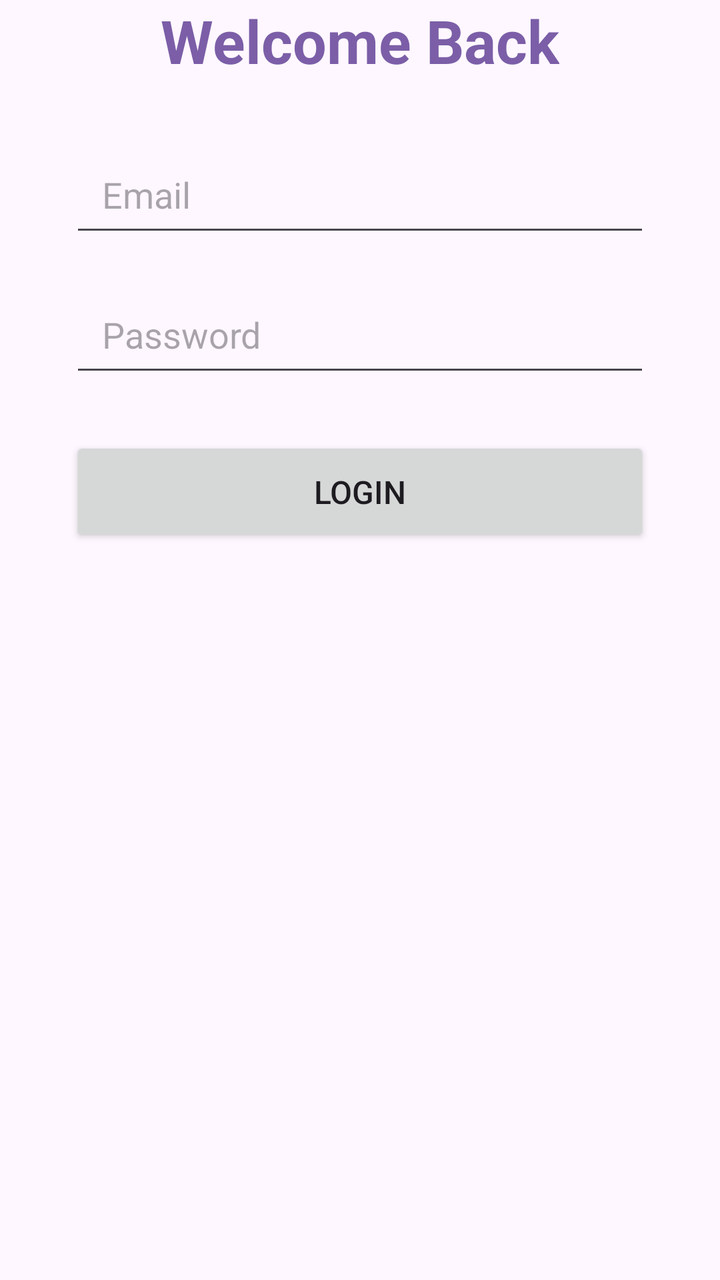
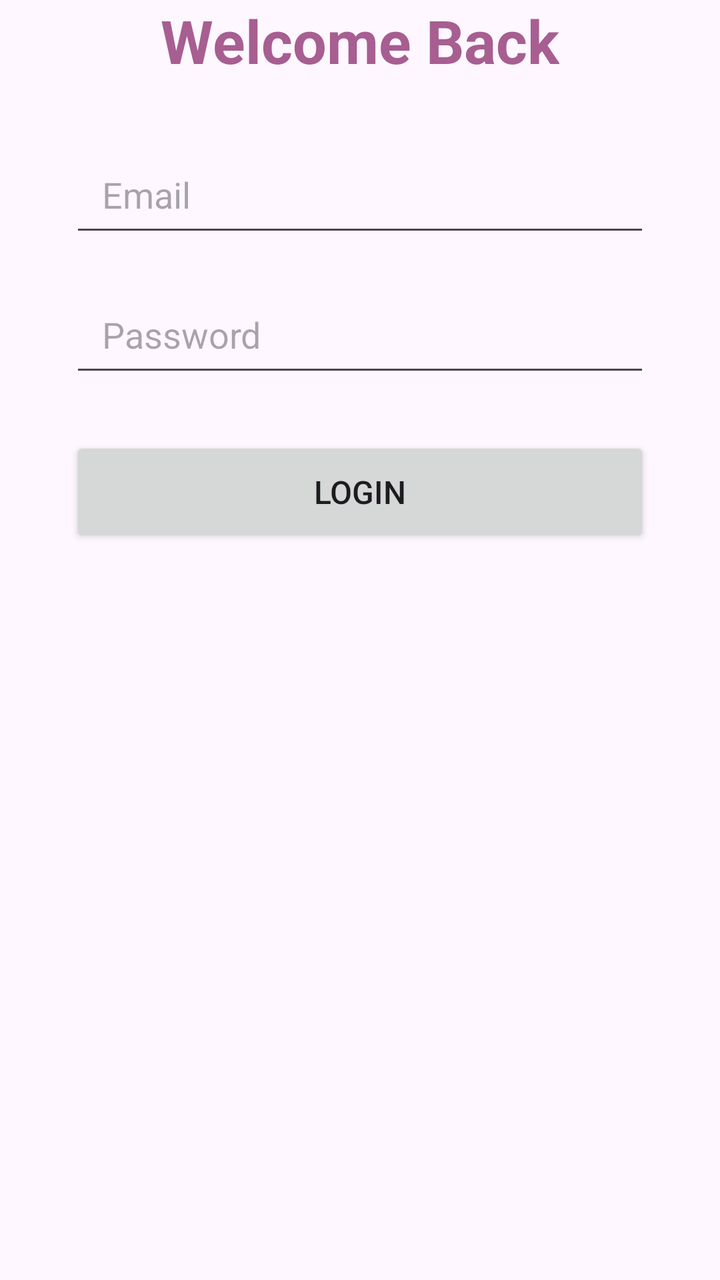

An Android layout rendered at two revisions. The XML below is the earlier revision; the diff shows what the commit changed to produce the second picture.
<!-- AndroidManifest.xml: application theme Theme.ClosetSync -->
<!-- res/layout/activity_login.xml -->
<?xml version="1.0" encoding="utf-8"?>
<androidx.constraintlayout.widget.ConstraintLayout xmlns:android="http://schemas.android.com/apk/res/android"
    xmlns:app="http://schemas.android.com/apk/res-auto"
    xmlns:tools="http://schemas.android.com/tools"
    android:id="@+id/main"
    android:layout_width="match_parent"
    android:layout_height="match_parent"
    tools:context=".loginActivity">

        <TextView
            android:id="@+id/tvTitle"
            android:layout_width="wrap_content"
            android:layout_height="wrap_content"
            android:text="Welcome Back"
            android:textColor="#7B5EA7"
            android:textSize="30sp"
            android:textStyle="bold"
            app:layout_constraintBottom_toTopOf="@id/etEmail"
            app:layout_constraintEnd_toEndOf="parent"
            app:layout_constraintStart_toStartOf="parent"
            app:layout_constraintTop_toTopOf="parent"
            app:layout_constraintVertical_chainStyle="packed" />

        <EditText
            android:id="@+id/etEmail"
            android:layout_width="0dp"
            android:layout_height="55dp"
            android:layout_marginStart="35dp"
            android:layout_marginTop="28dp"
            android:layout_marginEnd="35dp"
            android:hint="Email"
            android:inputType="textEmailAddress"
            android:paddingStart="16dp"
            android:paddingEnd="16dp"
            app:layout_constraintEnd_toEndOf="parent"
            app:layout_constraintHorizontal_bias="1.0"
            app:layout_constraintStart_toStartOf="parent"
            app:layout_constraintTop_toBottomOf="@id/tvTitle" />

        <EditText
            android:id="@+id/etPassword"
            android:layout_width="0dp"
            android:layout_height="55dp"
            android:layout_marginStart="35dp"
            android:layout_marginTop="15dp"
            android:layout_marginEnd="35dp"
            android:hint="Password"
            android:inputType="textPassword"
            android:paddingStart="16dp"
            android:paddingEnd="16dp"
            app:layout_constraintEnd_toEndOf="parent"
            app:layout_constraintStart_toStartOf="parent"
            app:layout_constraintTop_toBottomOf="@id/etEmail" />

        <Button
            android:id="@+id/btnLogin"
            android:layout_width="0dp"
            android:layout_height="55dp"
            android:layout_marginStart="35dp"
            android:layout_marginTop="25dp"
            android:layout_marginEnd="35dp"
            android:text="LOGIN"
            android:textSize="16sp"
            app:layout_constraintEnd_toEndOf="parent"
            app:layout_constraintStart_toStartOf="parent"
            app:layout_constraintTop_toBottomOf="@id/etPassword" />

</androidx.constraintlayout.widget.ConstraintLayout>
<!-- resources referenced by this layout -->
<resources>
  <style name="Theme.ClosetSync" parent="Base.Theme.ClosetSync" />
  <style name="Base.Theme.ClosetSync" parent="Theme.Material3.DayNight.NoActionBar">
          
          
      </style>
</resources>

<!-- the commit's change to res/layout/activity_login.xml (unified diff, before → after) -->
@@ -12,7 +12,7 @@
             android:layout_width="wrap_content"
             android:layout_height="wrap_content"
             android:text="Welcome Back"
-            android:textColor="#7B5EA7"
+            android:textColor="#A75E91"
             android:textSize="30sp"
             android:textStyle="bold"
             app:layout_constraintBottom_toTopOf="@id/etEmail"
